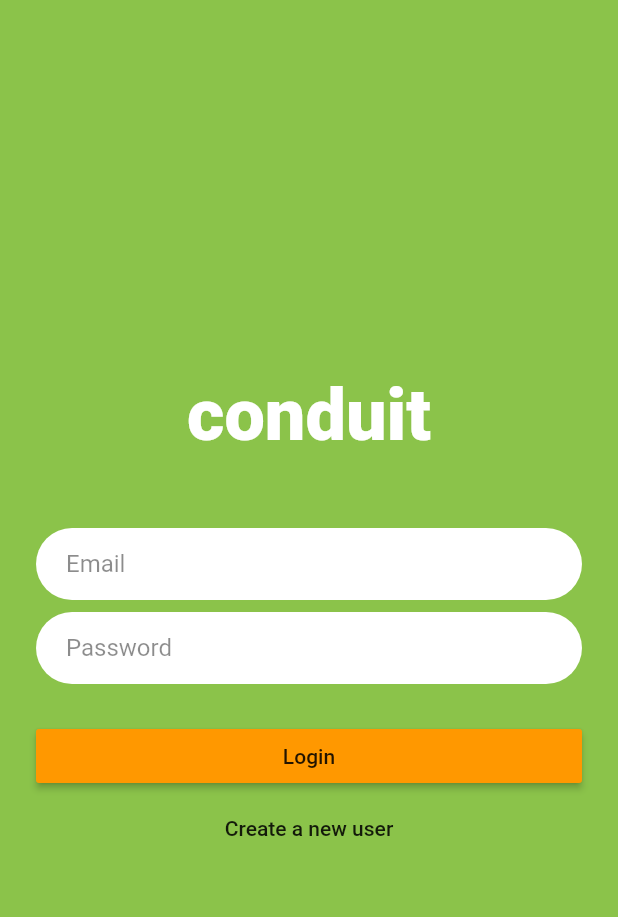
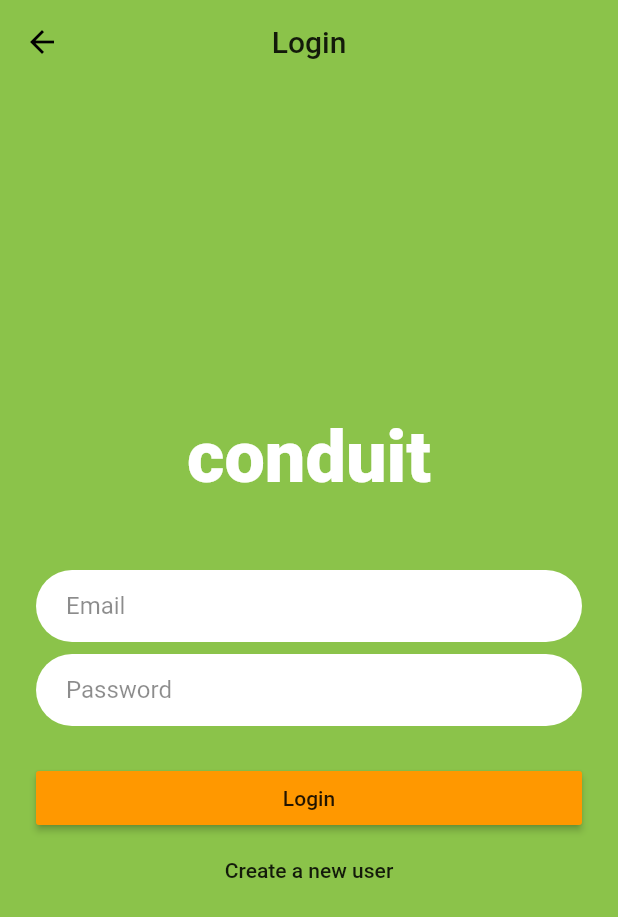
Before and after one commit to UkonnRa/flutter_realworld_app, a Flutter app: the LoginPage screen opened by its route, on a phone screen of 412 x 824 dp. Shown: the top 917 px of the screen. Run offline on Flutter 3.47's test engine with Material 2 defaults, Android fonts, the phone set to English and light mode, and no system bars; our stand-ins replace built_collection, built_value, cached_network_image, dio, flushbar, flutter_markdown and 3 more; missing offline and left inert: flutter_redurx; accounts and stored records are empty; generated files the repository leaves out were written again.

Commit message:
back button
add back button to login page with transparent appbar

```diff
--- a/lib/pages/login_page.dart
+++ b/lib/pages/login_page.dart
@@ -112,6 +112,17 @@ class _LoginPageState extends State<LoginPage> {
     );
 
     return Scaffold(
+      appBar: AppBar(
+        backgroundColor: Colors.transparent,
+        elevation: 0.0,
+        centerTitle: true,
+        leading: IconButton(
+            icon: Icon(Icons.arrow_back),
+            onPressed: () {
+              Navigator.pop(context);
+            }),
+        title: Text(S.of(context).login),
+      ),
       backgroundColor: Theme.of(context).primaryColor,
       body: Center(
         child: Form(
```
